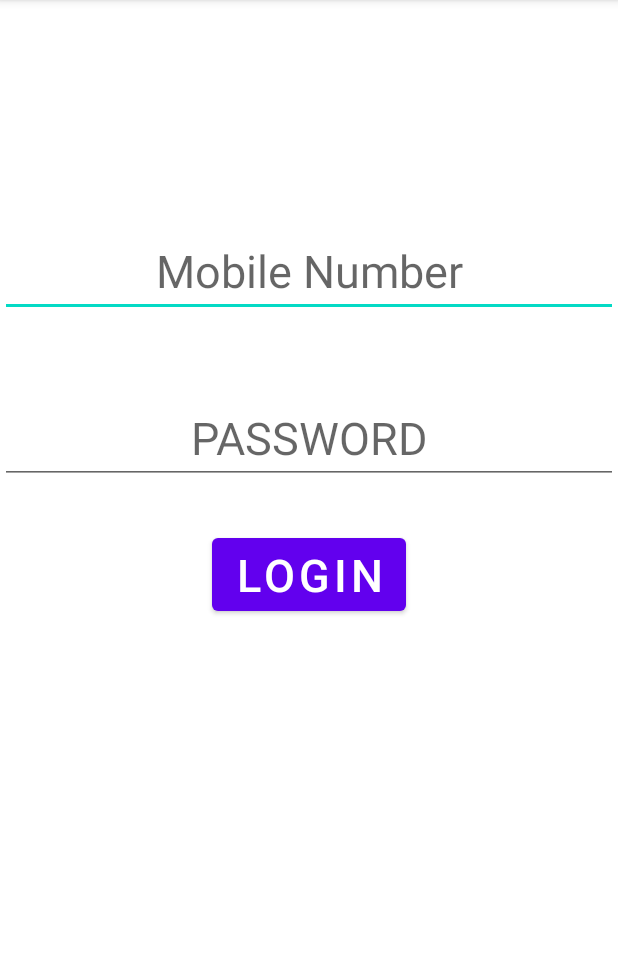
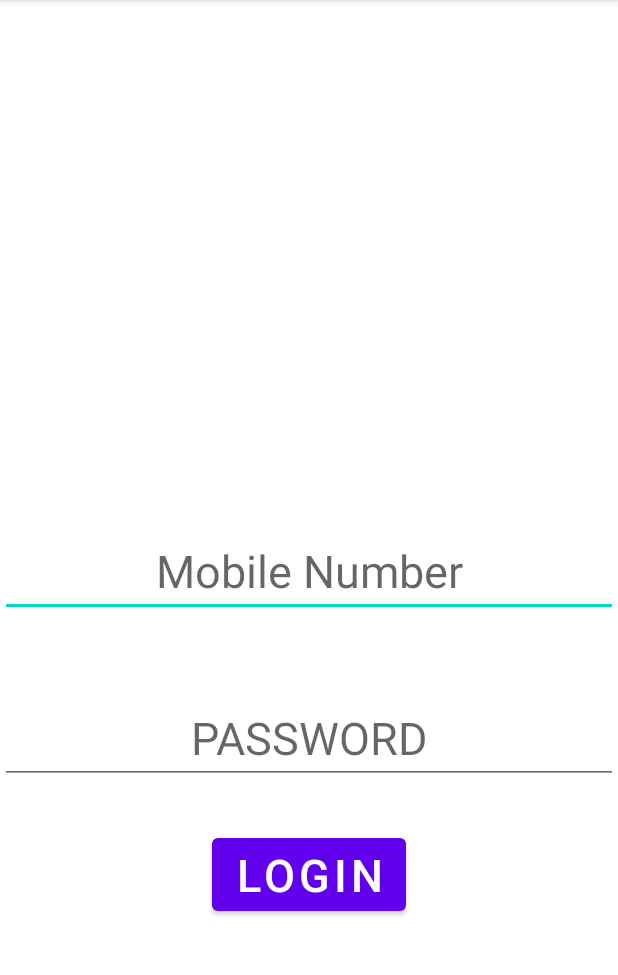
Before and after one commit to sherbimet-data/sherbimet-app, an Android app: the LoginActivity screen opened directly, with no data from a screen before it, on a phone screen of 412 x 824 dp, the part 84-1059 px from its top. Run offline under Robolectric (Android 15) with nearby library versions, the phone set to English and light mode, and no system bars.

Commit message:
Update activity_login.xml

```diff
--- a/app/src/main/res/layout/activity_login.xml
+++ b/app/src/main/res/layout/activity_login.xml
@@ -15,7 +15,7 @@
         android:inputType="number"
         android:layout_gravity="center"
         android:gravity="center"
-        android:layout_marginTop="150dp"
+        android:layout_marginTop="350dp"
         />
     <EditText
         android:id="@+id/password"
```
